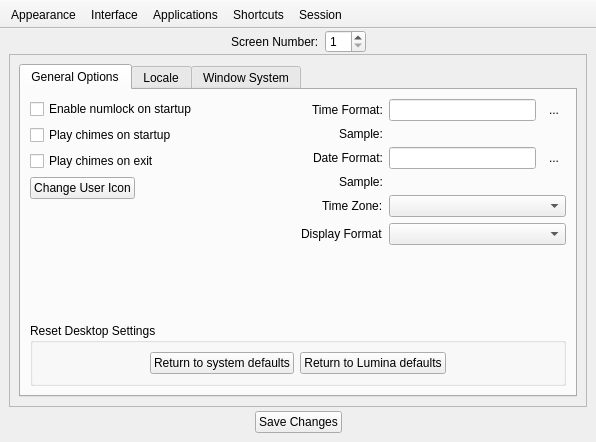
Qt form lumina-config/mainUI.ui (lumina-desktop/lumina) before a commit.
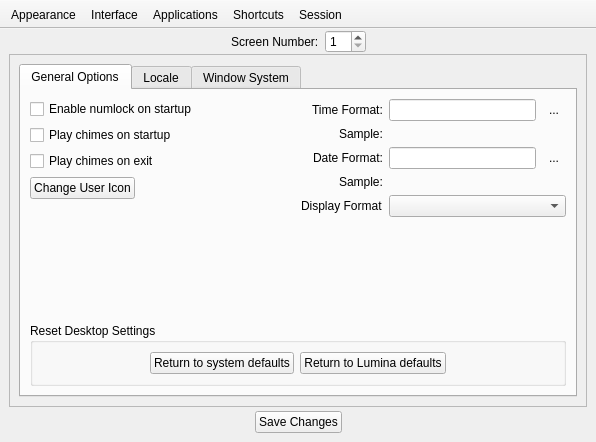
The same form after that commit. The open tabs and pages were chosen to show the change.

Commit message: Update the lumina theme engine/class so that custom environment variables may be set/loaded for all apps using the theme engine (including the session - which propagates to new non-lumina applications as well)

Patch:
```diff
--- a/lumina-config/mainUI.ui
+++ b/lumina-config/mainUI.ui
@@ -1282,35 +1282,15 @@
                </widget>
               </item>
               <item row="4" column="0">
-               <widget class="QLabel" name="label_26">
-                <property name="text">
-                 <string>Time Zone:</string>
-                </property>
-               </widget>
-              </item>
-              <item row="4" column="1">
-               <widget class="QComboBox" name="combo_session_timezone">
-                <property name="sizePolicy">
-                 <sizepolicy hsizetype="Minimum" vsizetype="Fixed">
-                  <horstretch>0</horstretch>
-                  <verstretch>0</verstretch>
-                 </sizepolicy>
-                </property>
-                <property name="sizeAdjustPolicy">
-                 <enum>QComboBox::AdjustToMinimumContentsLength</enum>
-                </property>
-               </widget>
-              </item>
-              <item row="5" column="1">
-               <widget class="QComboBox" name="combo_session_datetimeorder"/>
-              </item>
-              <item row="5" column="0">
                <widget class="QLabel" name="label_27">
                 <property name="text">
                  <string>Display Format</string>
                 </property>
                </widget>
               </item>
+              <item row="4" column="1">
+               <widget class="QComboBox" name="combo_session_datetimeorder"/>
+              </item>
              </layout>
             </item>
             <item row="1" column="0">
```
Left out of the diff: 54 changed lines with no effect on the pictures. The commit also changes 13 other files.
